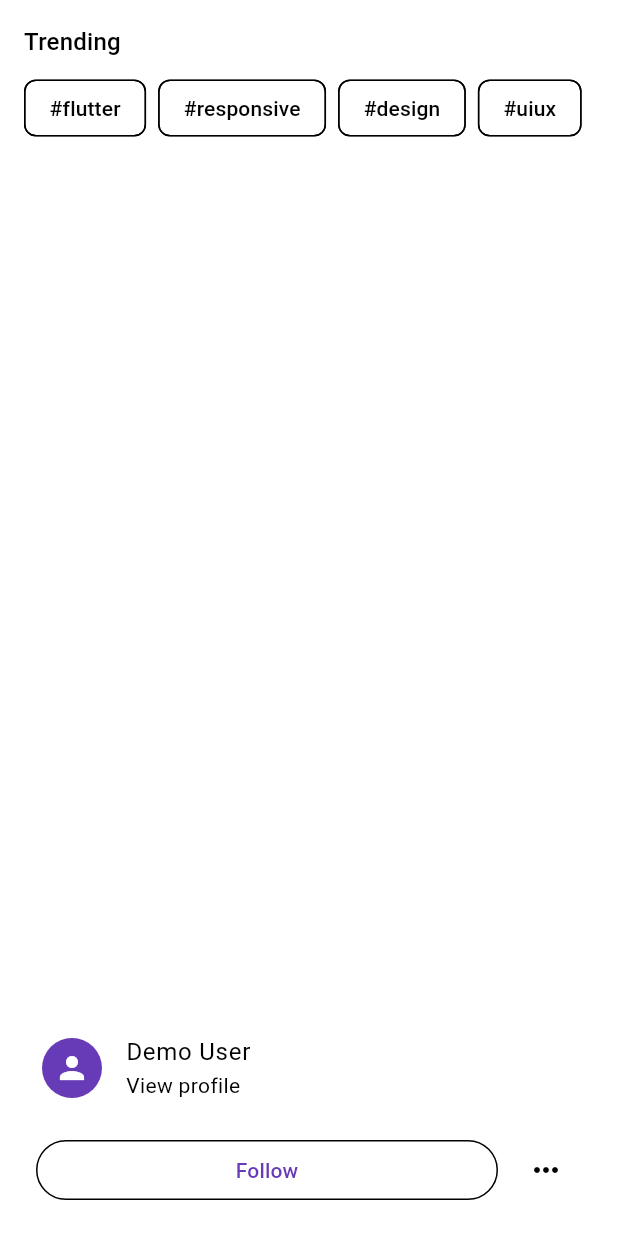
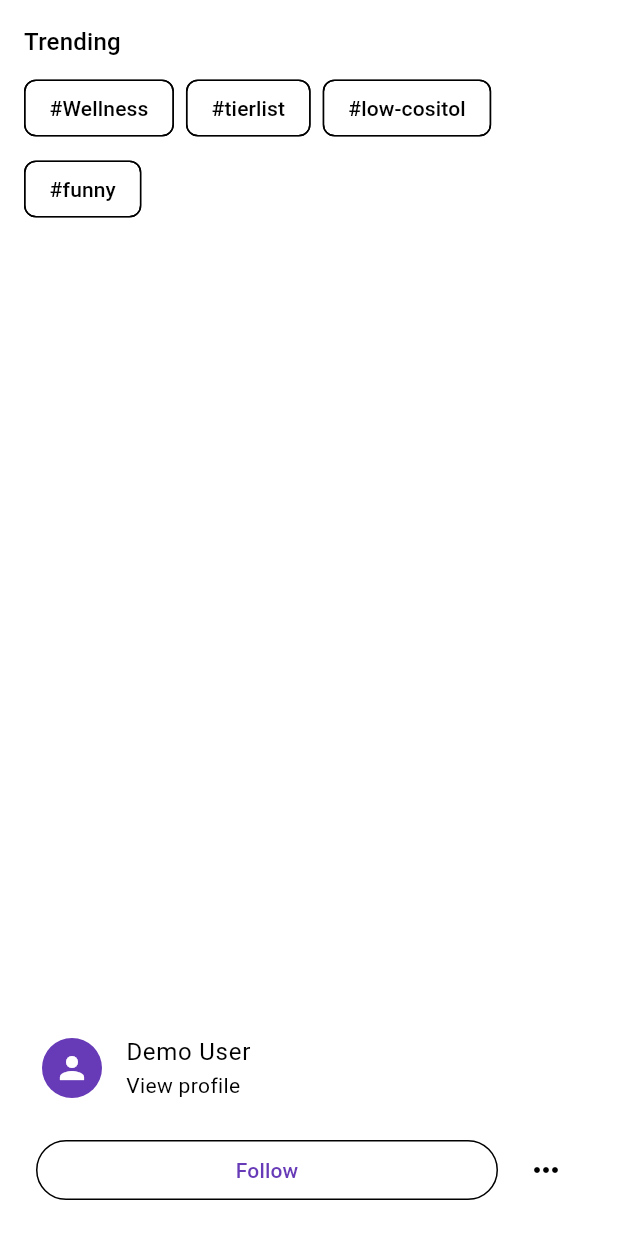
Before and after one commit to Thippharake-NaChiengmai/individual_project_mobile_app_dev, a Flutter app: the _SidebarPlaceholder widget shown alone on an empty page, opened directly, on a phone screen of 412 x 824 dp. Run offline on Flutter 3.47's test engine with Material 3 defaults, Android fonts, the phone set to English and light mode, and no system bars; network calls fail.

Commit message:
update dialouge

```diff
--- a/lib/screens/feed_screen.dart
+++ b/lib/screens/feed_screen.dart
@@ -43,8 +43,8 @@ class FeedScreen extends StatelessWidget {
         ),
         centerTitle: true,
         elevation: 0,
-        backgroundColor: Colors.white,
-        foregroundColor: Colors.black,
+        backgroundColor: Colors.black,
+        foregroundColor: Colors.white,
       ),
       bottomNavigationBar: isMobile
           ? BottomNavigationBar(
@@ -171,10 +171,10 @@ class _SidebarPlaceholder extends StatelessWidget {
                   spacing: 8,
                   runSpacing: 6,
                   children: const [
-                    Chip(label: Text('#flutter')),
-                    Chip(label: Text('#responsive')),
-                    Chip(label: Text('#design')),
-                    Chip(label: Text('#uiux')),
+                    Chip(label: Text('#Wellness')),
+                    Chip(label: Text('#tierlist')),
+                    Chip(label: Text('#low-cositol')),
+                    Chip(label: Text('#funny')),
                   ],
                 ),
               ],
```
